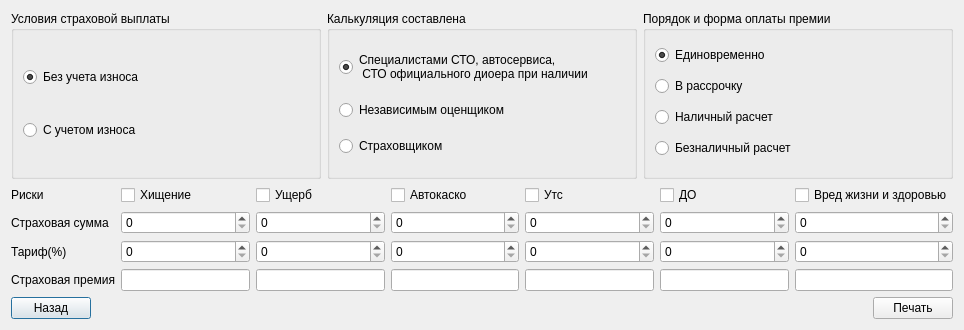
Old version of the form cascosummarydialog.ui in the repository ruslanfirefly/CalcKaskoAsko.
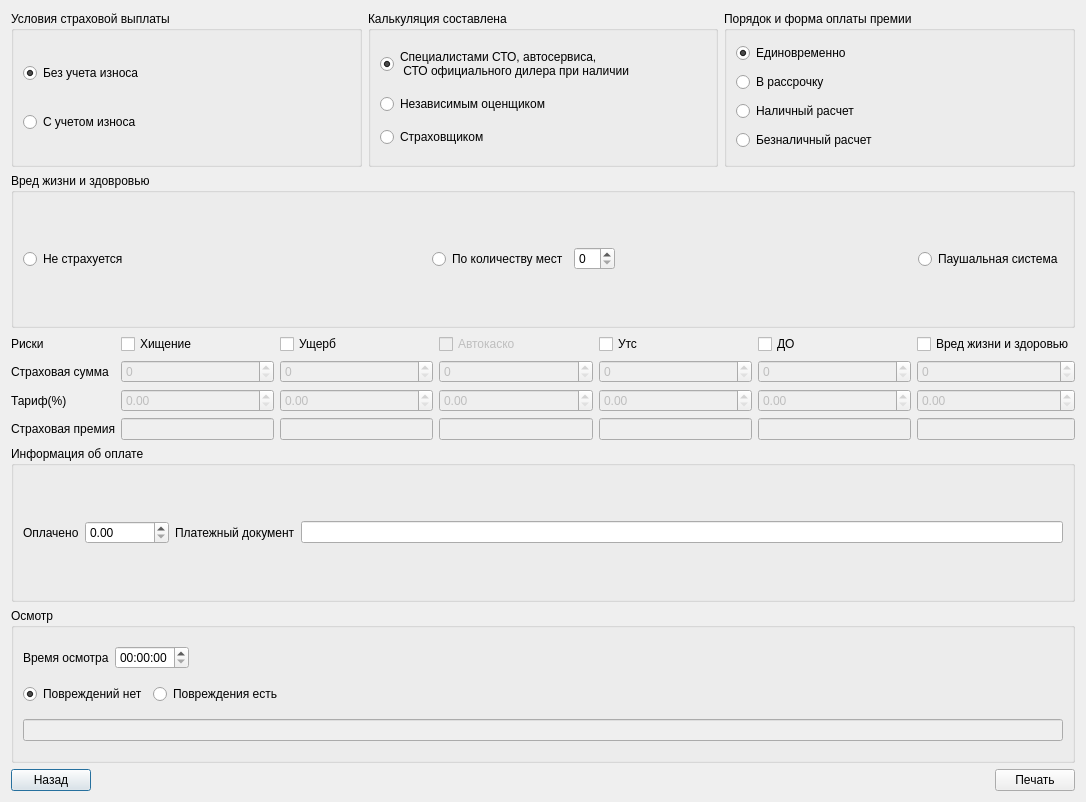
New version of the form.

Commit message: casco print

```diff
--- a/cascosummarydialog.ui
+++ b/cascosummarydialog.ui
@@ -6,16 +6,16 @@
    <rect>
     <x>0</x>
     <y>0</y>
-    <width>964</width>
-    <height>330</height>
+    <width>1086</width>
+    <height>802</height>
    </rect>
   </property>
   <property name="windowTitle">
    <string>Dialog</string>
   </property>
-  <layout class="QVBoxLayout" name="verticalLayout_5">
+  <layout class="QHBoxLayout" name="horizontalLayout_13">
    <item>
-    <layout class="QVBoxLayout" name="verticalLayout_4">
+    <layout class="QVBoxLayout" name="verticalLayout_5">
      <item>
       <layout class="QHBoxLayout" name="horizontalLayout_3">
        <item>
@@ -60,7 +60,7 @@
              <widget class="QRadioButton" name="radioButton_3">
               <property name="text">
                <string>Специалистами СТО, автосервиса,
- СТО официального диоера при наличии</string>
+ СТО официального дилера при наличии</string>
               </property>
               <property name="checked">
                <bool>true</bool>
@@ -138,6 +138,69 @@
        </item>
       </layout>
      </item>
+     <item>
+      <widget class="QGroupBox" name="groupBox_4">
+       <property name="title">
+        <string>Вред жизни и здовровью</string>
+       </property>
+       <layout class="QHBoxLayout" name="horizontalLayout_7">
+        <item>
+         <layout class="QHBoxLayout" name="horizontalLayout_6">
+          <item>
+           <widget class="QRadioButton" name="lifeInsNone">
+            <property name="text">
+             <string>Не страхуется</string>
+            </property>
+           </widget>
+          </item>
+          <item>
+           <spacer name="horizontalSpacer_3">
+            <property name="orientation">
+             <enum>Qt::Horizontal</enum>
+            </property>
+            <property name="sizeHint" stdset="0">
+             <size>
+              <width>40</width>
+              <height>20</height>
+             </size>
+            </property>
+           </spacer>
+          </item>
+          <item>
+           <widget class="QRadioButton" name="lifeInsByCount">
+            <property name="text">
+             <string>По количеству мест</string>
+            </property>
+           </widget>
+          </item>
+          <item>
+           <widget class="QSpinBox" name="seatsCount"/>
+          </item>
+          <item>
+           <spacer name="horizontalSpacer_2">
+            <property name="orientation">
+             <enum>Qt::Horizontal</enum>
+            </property>
+            <property name="sizeHint" stdset="0">
+             <size>
+              <width>40</width>
+              <height>20</height>
+             </size>
+            </property>
+           </spacer>
+          </item>
+          <item>
+           <widget class="QRadioButton" name="lifeInsFull">
+            <property name="text">
+             <string>Паушальная система</string>
+            </property>
+           </widget>
+          </item>
+         </layout>
+        </item>
+       </layout>
+      </widget>
+     </item>
      <item>
       <layout class="QGridLayout" name="gridLayout">
        <item row="0" column="0">
@@ -162,7 +225,10 @@
         </widget>
        </item>
        <item row="0" column="3">
-        <widget class="QCheckBox" name="checkBox_3">
+        <widget class="QCheckBox" name="casco">
+         <property name="enabled">
+          <bool>false</bool>
+         </property>
          <property name="text">
           <string>Автокаско</string>
          </property>
@@ -197,22 +263,64 @@
         </widget>
        </item>
        <item row="1" column="1">
-        <widget class="QSpinBox" name="spinBox"/>
+        <widget class="QSpinBox" name="theftSum">
+         <property name="enabled">
+          <bool>false</bool>
+         </property>
+         <property name="maximum">
+          <number>10000000</number>
+         </property>
+        </widget>
        </item>
        <item row="1" column="2">
-        <widget class="QSpinBox" name="spinBox_3"/>
+        <widget class="QSpinBox" name="damadgeSum">
+         <property name="enabled">
+          <bool>false</bool>
+         </property>
+         <property name="maximum">
+          <number>10000000</number>
+         </property>
+        </widget>
        </item>
        <item row="1" column="3">
-        <widget class="QSpinBox" name="spinBox_5"/>
+        <widget class="QSpinBox" name="cascoSum">
+         <property name="enabled">
+          <bool>false</bool>
+         </property>
+         <property name="maximum">
+          <number>10000000</number>
+         </property>
+        </widget>
        </item>
        <item row="1" column="4">
-        <widget class="QSpinBox" name="spinBox_7"/>
+        <widget class="QSpinBox" name="utsSum">
+         <property name="enabled">
+          <bool>false</bool>
+         </property>
+         <property name="maximum">
+          <number>10000000</number>
+         </property>
+        </widget>
        </item>
        <item row="1" column="5">
-        <widget class="QSpinBox" name="spinBox_9"/>
+        <widget class="QSpinBox" name="additionalEqSum">
+         <property name="enabled">
+          <bool>false</bool>
+         </property>
+         <property name="maximum">
+          <number>10000000</number>
+         </property>
+        </widget>
        </item>
        <item row="1" column="6">
-        <widget class="QSpinBox" name="spinBox_11"/>
+        <widget class="QSpinBox" name="lifeSum">
+         <property name="enabled">
+          <bool>false</bool>
+         </property>
+         <property name="maximum">
+          <number>10000000</number>
+         </property>
+        </widget>
        </item>
        <item row="2" column="0">
         <widget class="QLabel" name="label_4">
@@ -221,24 +329,6 @@
          </property>
         </widget>
        </item>
-       <item row="2" column="1">
-        <widget class="QSpinBox" name="spinBox_2"/>
-       </item>
-       <item row="2" column="2">
-        <widget class="QSpinBox" name="spinBox_4"/>
-       </item>
-       <item row="2" column="3">
-        <widget class="QSpinBox" name="spinBox_6"/>
-       </item>
-       <item row="2" column="4">
-        <widget class="QSpinBox" name="spinBox_8"/>
-       </item>
-       <item row="2" column="5">
-        <widget class="QSpinBox" name="spinBox_10"/>
-       </item>
-       <item row="2" column="6">
-        <widget class="QSpinBox" name="spinBox_12"/>
-       </item>
        <item row="3" column="0">
         <widget class="QLabel" name="label_3">
          <property name="text">
@@ -247,25 +337,227 @@
         </widget>
        </item>
        <item row="3" column="1">
-        <widget class="QLineEdit" name="lineEdit"/>
+        <widget class="QLineEdit" name="theftPrem">
+         <property name="enabled">
+          <bool>false</bool>
+         </property>
+        </widget>
        </item>
        <item row="3" column="2">
-        <widget class="QLineEdit" name="lineEdit_2"/>
+        <widget class="QLineEdit" name="damadgePrem">
+         <property name="enabled">
+          <bool>false</bool>
+         </property>
+        </widget>
        </item>
        <item row="3" column="3">
-        <widget class="QLineEdit" name="lineEdit_3"/>
+        <widget class="QLineEdit" name="cascoPrem">
+         <property name="enabled">
+          <bool>false</bool>
+         </property>
+        </widget>
        </item>
        <item row="3" column="4">
-        <widget class="QLineEdit" name="lineEdit_4"/>
+        <widget class="QLineEdit" name="utsPrem">
+         <property name="enabled">
+          <bool>false</bool>
+         </property>
+        </widget>
        </item>
        <item row="3" column="5">
-        <widget class="QLineEdit" name="lineEdit_5"/>
+        <widget class="QLineEdit" name="additionalEqPrem">
+         <property name="enabled">
+          <bool>false</bool>
+         </property>
+        </widget>
        </item>
        <item row="3" column="6">
-        <widget class="QLineEdit" name="lineEdit_6"/>
+        <widget class="QLineEdit" name="lifePrem">
+         <property name="enabled">
+          <bool>false</bool>
+         </property>
+        </widget>
+       </item>
+       <item row="2" column="2">
+        <widget class="QDoubleSpinBox" name="damadgeTarif">
+         <property name="enabled">
+          <bool>false</bool>
+         </property>
+         <property name="maximum">
+          <double>100.000000000000000</double>
+         </property>
+        </widget>
+       </item>
+       <item row="2" column="1">
+        <widget class="QDoubleSpinBox" name="theftTarif">
+         <property name="enabled">
+          <bool>false</bool>
+         </property>
+         <property name="maximum">
+          <double>100.000000000000000</double>
+         </property>
+        </widget>
+       </item>
+       <item row="2" column="3">
+        <widget class="QDoubleSpinBox" name="cascoTarif">
+         <property name="enabled">
+          <bool>false</bool>
+         </property>
+         <property name="maximum">
+          <double>100.000000000000000</double>
+         </property>
+        </widget>
+       </item>
+       <item row="2" column="4">
+        <widget class="QDoubleSpinBox" name="utsTarif">
+         <property name="enabled">
+          <bool>false</bool>
+         </property>
+         <property name="maximum">
+          <double>100.000000000000000</double>
+         </property>
+        </widget>
+       </item>
+       <item row="2" column="5">
+        <widget class="QDoubleSpinBox" name="additionalEqTarif">
+         <property name="enabled">
+          <bool>false</bool>
+         </property>
+         <property name="maximum">
+          <double>100.000000000000000</double>
+         </property>
+        </widget>
+       </item>
+       <item row="2" column="6">
+        <widget class="QDoubleSpinBox" name="lifeTarif">
+         <property name="enabled">
+          <bool>false</bool>
+         </property>
+         <property name="maximum">
+          <double>100.000000000000000</double>
+         </property>
+        </widget>
        </item>
       </layout>
      </item>
+     <item>
+      <widget class="QGroupBox" name="groupBox_5">
+       <property name="title">
+        <string>Информация об оплате</string>
+       </property>
+       <layout class="QHBoxLayout" name="horizontalLayout_9">
+        <item>
+         <layout class="QHBoxLayout" name="horizontalLayout_8">
+          <item>
+           <widget class="QLabel" name="label_5">
+            <property name="text">
+             <string>Оплачено</string>
+            </property>
+           </widget>
+          </item>
+          <item>
+           <widget class="QDoubleSpinBox" name="cashSums">
+            <property name="maximum">
+             <double>1000000.000000000000000</double>
+            </property>
+           </widget>
+          </item>
+          <item>
+           <widget class="QLabel" name="label_6">
+            <property name="text">
+             <string>Платежный документ</string>
+            </property>
+           </widget>
+          </item>
+          <item>
+           <widget class="QLineEdit" name="paymentDoc"/>
+          </item>
+         </layout>
+        </item>
+       </layout>
+      </widget>
+     </item>
+     <item>
+      <widget class="QGroupBox" name="groupBox_6">
+       <property name="title">
+        <string>Осмотр</string>
+       </property>
+       <layout class="QHBoxLayout" name="horizontalLayout_12">
+        <item>
+         <layout class="QVBoxLayout" name="verticalLayout_4">
+          <item>
+           <layout class="QHBoxLayout" name="horizontalLayout_10">
+            <item>
+             <widget class="QLabel" name="label_7">
+              <property name="text">
+               <string>Время осмотра</string>
+              </property>
+             </widget>
+            </item>
+            <item>
+             <widget class="QTimeEdit" name="lookTime"/>
+            </item>
+            <item>
+             <spacer name="horizontalSpacer_4">
+              <property name="orientation">
+               <enum>Qt::Horizontal</enum>
+              </property>
+              <property name="sizeHint" stdset="0">
+               <size>
+                <width>40</width>
+                <height>20</height>
+               </size>
+              </property>
+             </spacer>
+            </item>
+           </layout>
+          </item>
+          <item>
+           <layout class="QHBoxLayout" name="horizontalLayout_11">
+            <item>
+             <widget class="QRadioButton" name="noDamadge">
+              <property name="text">
+               <string>Повреждений нет</string>
+              </property>
+              <property name="checked">
+               <bool>true</bool>
+              </property>
+             </widget>
+            </item>
+            <item>
+             <widget class="QRadioButton" name="hasDamadge">
+              <property name="text">
+               <string>Повреждения есть</string>
+              </property>
+             </widget>
+            </item>
+            <item>
+             <spacer name="horizontalSpacer_5">
+              <property name="orientation">
+               <enum>Qt::Horizontal</enum>
+              </property>
+              <property name="sizeHint" stdset="0">
+               <size>
+                <width>40</width>
+                <height>20</height>
+               </size>
+              </property>
+             </spacer>
+            </item>
+           </layout>
+          </item>
+          <item>
+           <widget class="QLineEdit" name="damadgeDescription">
+            <property name="enabled">
+             <bool>false</bool>
+            </property>
+           </widget>
+          </item>
+         </layout>
+        </item>
+       </layout>
+      </widget>
+     </item>
      <item>
       <layout class="QHBoxLayout" name="horizontalLayout_5">
        <item>
```
Left out of the diff: 20 changed lines with no effect on the pictures. The commit also changes 17 other files.
